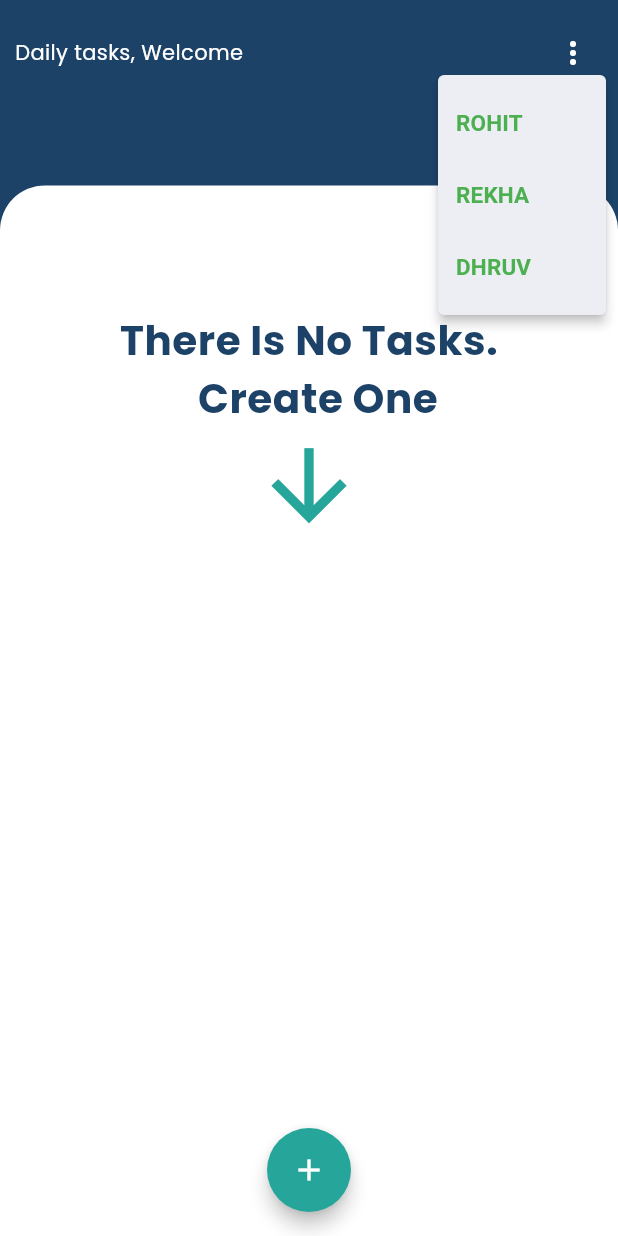
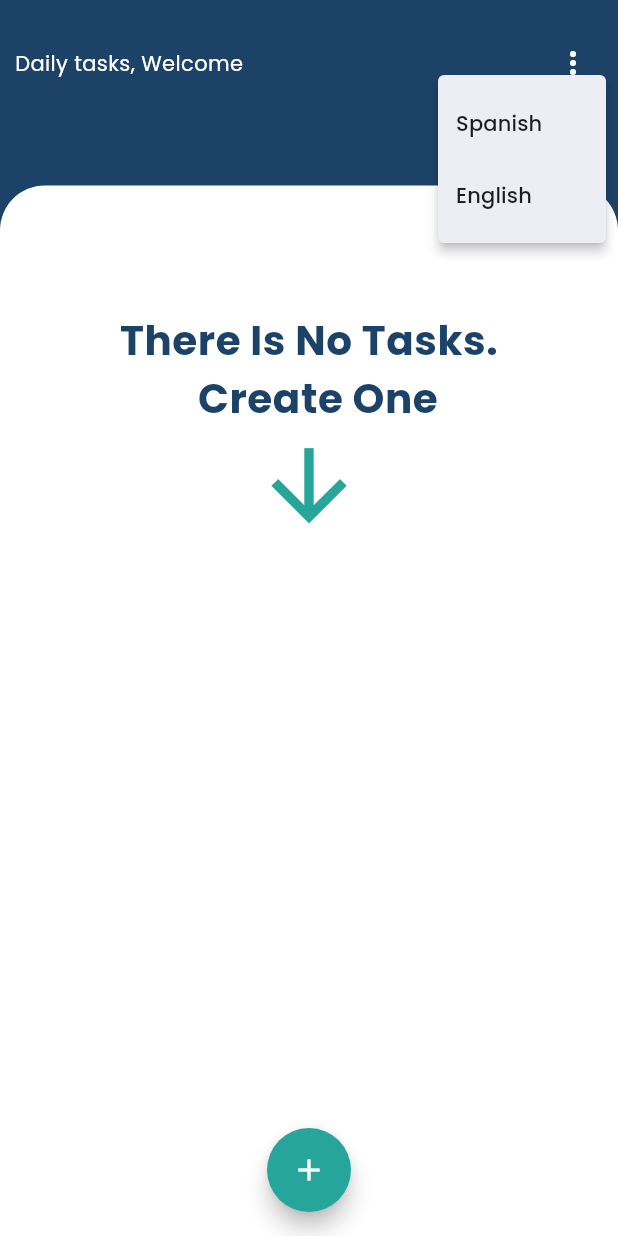
Before and after one commit to jhon2520/todo_app, a Flutter app: the screen it shows after launch, after a tap on the "more vert" icon, on a phone screen of 412 x 824 dp. Run offline on Flutter 3.47's test engine with Material 2 defaults, Android fonts, the phone set to English and light mode, and no system bars; our stand-ins replace bloc, flutter_bloc, go_router, google_fonts, sembast, shared_preferences; missing offline and left inert: flag, quick_actions.

Commit message:
task card modified and actions in custom appbar was implemented

```diff
--- a/lib/config/layout/app_layout.dart
+++ b/lib/config/layout/app_layout.dart
@@ -1,6 +1,6 @@
 class AppLayout{
 
-  static const double buttonFlagRadius = 35;
+  static const double buttonFlagRadius = 30;
   static const double spacingS = 10;
   static const double spacingM = 15;
   static const double spacingX = 25;
@@ -11,7 +11,7 @@ class AppLayout{
   static const double heightFormFields = 60;
   static const double heightLevelSelector = 20;
   static const double iconFormfieldSize = 25;
-  static const double customCountTasksRadius = 25;
+  static const double customCountTasksRadius = 16;
   static const double boxLevelIndicatorHeightWitdth = 15;
   static const Duration snackBarDuration = Duration(seconds: 1);
   static const Duration animationDuration = Duration(seconds: 2);
--- a/lib/presentation/screens/home_screen/home_screen.dart
+++ b/lib/presentation/screens/home_screen/home_screen.dart
@@ -39,24 +39,10 @@ class HomeScreenState extends State<HomeScreen> {
         mainAxisAlignment: MainAxisAlignment.center,
         children: [
 
-          // TODO:delete
-          // FloatingActionButton(
-          //   heroTag: "1",
-          //   onPressed:
-          // () {
-          //   context.read<TaskBloc>().add(DeleteAllTasks());
-
-          // },
-
-
-          // ),
-
-
           FloatingActionButton(
             heroTag: "2",
             backgroundColor: AppColors.secondColor,
-            elevation: 5,
-            shape: RoundedRectangleBorder(borderRadius: BorderRadius.circular(AppLayout.buttonFlagRadius)) ,
+            shape: RoundedRectangleBorder(borderRadius: BorderRadius.circular(AppLayout.mainBodyRaidus)) ,
             child: const Icon(Icons.add,color: AppColors.whiteColor,),
             onPressed:()=> _goToNewTaskScreen(context),),
         ],
@@ -71,7 +57,7 @@ class HomeScreenState extends State<HomeScreen> {
                 const CustomSpacer(
                   spacerEnum: SpacerEnum.spacingM,
                 ),
-                const CustomSelectionLanguage(),
+                Expanded(child: const CustomAppbarOptions()),
                 const Spacer(),
                 CustomBodyContainer(
                   child: Column(
--- a/lib/presentation/screens/home_screen/widgets/custom_selector_language.dart
+++ b/lib/presentation/screens/home_screen/widgets/custom_appbar_options.dart
@@ -9,8 +9,8 @@ import 'package:task_app/utils/enums/spacer_enum.dart';
 import 'package:task_app/utils/localizations/index.dart';
 import 'package:task_app/utils/shared_preferences/shared_preferences.dart';
 
-class CustomSelectionLanguage extends StatelessWidget {
-  const CustomSelectionLanguage({super.key});
+class CustomAppbarOptions extends StatelessWidget {
+  const CustomAppbarOptions({super.key});
 
   @override
   Widget build(BuildContext context) {
@@ -22,8 +22,11 @@ class CustomSelectionLanguage extends StatelessWidget {
 
         CustomFadeInAnimation(child: Text("${Languages.of(context).appName}, ${Languages.of(context).labelWelcome}", style: AppFonts.fontStyle.copyWith(color: AppColors.whiteColor,fontSize: FontSizeEnum.h3.size),)),
         const Spacer(),
-        const CustomCountTasks(),
+        Align(
+          alignment: Alignment.bottomCenter,
+          child: const CustomCountTasks()),
         const Spacer(),
+        // TODO: si no voy a usar estas banderas eliminar también el paquete del ymal
         // CustomFlagButton(
         //   countryCode: FlagsCode.CO,
         //   onTap: () => _changeLanguage(context,AppString.spanishLanguage),
@@ -50,44 +53,29 @@ class CustomSelectionLanguage extends StatelessWidget {
   void _showMenuPopUp(BuildContext context)async{
 
     final size = MediaQuery.of(context).size;
+    final TextStyle  font = AppFonts.fontStyle.copyWith(fontSize: FontSizeEnum.h3.size);
 
     await showMenu(
       context: context,
       position:  const RelativeRect.fromLTRB(200, 50, 0, 100),
-       items: [
+        items: [
         PopupMenuItem(
-          onTap: () {
-
-          },
+          onTap: () => _changeLanguage(context,AppString.spanishLanguage),
           value: 1,
-          child: const Text("ROHIT",
-            style: TextStyle(
-              fontSize: 15,
-              fontWeight: FontWeight.bold,
-              fontFamily: 'Roboto',
-              color: Colors.green),),
+          child: Text(Languages.of(context).labelLanguageSpanish,
+            style: font,),
         ),
-        const PopupMenuItem(
+        PopupMenuItem(
+          onTap: () => _changeLanguage(context,AppString.englishLanguage),
           value: 2,
-          child: Text("REKHA", style: TextStyle(
-              fontSize: 15,
-              fontWeight: FontWeight.bold,
-              fontFamily: 'Roboto',
-              color: Colors.green),),
-        ),
-        const PopupMenuItem(
-          value: 3,
-          child: Text("DHRUV", style: TextStyle(
-              fontSize: 15,
-              fontWeight: FontWeight.bold,
-              fontFamily: 'Roboto',
-              color: Colors.green),),
+          child: Text(Languages.of(context).labelLanguageEnglish,
+          style: font,),
         ),
       ],
 
     ).then((value) {
-      if(value != null )
-      print("value: $value");
+      if(value != null ){return;}
+
     });
   }
 }
--- a/lib/presentation/screens/home_screen/widgets/index.dart
+++ b/lib/presentation/screens/home_screen/widgets/index.dart
@@ -1,4 +1,4 @@
-export 'custom_selector_language.dart';
+export 'custom_appbar_options.dart';
 export 'custom_task_card.dart';
 export 'custom_list_cards.dart';
 export '../../new_task_screen.dart/widgets/custom_painted_curve.dart';
--- a/lib/presentation/screens/index.dart
+++ b/lib/presentation/screens/index.dart
@@ -1,2 +1,2 @@
 export 'home_screen/index.dart';
-export 'home_screen/widgets/custom_selector_language.dart';
+export 'home_screen/widgets/custom_appbar_options.dart';
--- a/lib/presentation/shared/widgets/custom_count_task.dart
+++ b/lib/presentation/shared/widgets/custom_count_task.dart
@@ -15,18 +15,31 @@ class CustomCountTasks extends StatelessWidget {
 
     if(state.tasks == null || state.tasks!.isEmpty){
       return const SizedBox.shrink();
-    }
-
-    return Container(
+    }else{
+      return Stack(
+        clipBehavior: Clip.none,
+        children: [
+          const Icon(Icons.warning,color: AppColors.whiteColor,),
+          Positioned(
+            left: -2,
+            top: -8,
+            child: Container(
               alignment: Alignment.center,
               height: AppLayout.customCountTasksRadius,
               width: AppLayout.customCountTasksRadius,
               decoration: _customDecoration(),
               child: Text( state.tasks!.length > 9 ? "9+" : state.tasks!.length.toString(),
               style: AppFonts.fontStyle.copyWith(
-        fontSize: FontSizeEnum.h4.size,
+                fontSize: FontSizeEnum.h5.size,
                 color: AppColors.whiteColor),),
+            ),
+          ),
+
+        ],
       );
+    }
+
+
   }
 
   BoxDecoration _customDecoration() => BoxDecoration(
--- a/lib/presentation/shared/widgets/custom_flag_button.dart
+++ b/lib/presentation/shared/widgets/custom_flag_button.dart
@@ -17,6 +17,7 @@ class CustomFlagButton extends StatelessWidget {
     return GestureDetector(
       onTap: onTap ,
       child: CircleAvatar(
+        radius: AppLayout.buttonFlagRadius /2,
         backgroundColor: AppColors.whiteColor,
         child: Flag.fromCode(
           countryCode,
--- a/lib/presentation/shared/widgets/custom_level_box_indicator.dart
+++ b/lib/presentation/shared/widgets/custom_level_box_indicator.dart
@@ -56,11 +56,8 @@ class _Child extends StatelessWidget {
   final Color? color;
 
   const _Child({
-    super.key,
     this.color = AppColors.whiteColor
   });
-
-
 
   @override
   Widget build(BuildContext context) {
@@ -73,7 +70,7 @@ class _Child extends StatelessWidget {
         boxShadow: [
           BoxShadow(
             color: color ?? AppColors.whiteColor,
-            offset: Offset(1, 1),
+            offset: const Offset(1, 1),
             spreadRadius: 1,
             blurRadius: 4
           )
--- a/lib/utils/enums/font_size_enum.dart
+++ b/lib/utils/enums/font_size_enum.dart
@@ -2,7 +2,8 @@ enum  FontSizeEnum{
   h1(22),
   h2(18),
   h3(14),
-  h4(10);
+  h4(10),
+  h5(8);
 
   final double size;
 
--- a/lib/utils/localizations/languages.dart
+++ b/lib/utils/localizations/languages.dart
@@ -38,5 +38,18 @@ abstract class Languages{
 
   String get labelTaskSaved;
 
+  String get labelLanguageSpanish;
+
+  String get labelLanguageEnglish;
+
+  String get labeltitleDeleteTask;
+
+  String get labelConfirmDeleteTask;
+
+  String get labelButtonOk;
+
+  String get labelButtonCancel;
+
+
 
 }
--- a/lib/utils/localizations/languages_en.dart
+++ b/lib/utils/localizations/languages_en.dart
@@ -52,6 +52,25 @@ class LanguageEn extends Languages{
   @override
   String get labelTaskSaved => "Task Saved";
 
+  @override
+  String get labelLanguageEnglish => "English";
+
+  @override
+  String get labelLanguageSpanish => "Spanish";
+
+  @override
+  String get labelButtonCancel => "Cancel";
+
+  @override
+  String get labelButtonOk => "Ok";
+
+  @override
+  String get labelConfirmDeleteTask => "Do you want to delete this task?";
+
+  @override
+  String get labeltitleDeleteTask => "Delete task";
+
+
 
 
 }
--- a/lib/utils/localizations/languages_es.dart
+++ b/lib/utils/localizations/languages_es.dart
@@ -50,6 +50,24 @@ class LanguageEs extends Languages{
   String get labelLevelMedium => "Medio";
 
   @override
-  String get labelTaskSaved => "Tarea Guardad";
+  String get labelTaskSaved => "Tarea Guardada";
+
+  @override
+  String get labelLanguageEnglish => "Inglés";
+
+  @override
+  String get labelLanguageSpanish => "Español";
+
+  @override
+  String get labelButtonCancel => "Cancelar";
+
+  @override
+  String get labelButtonOk => "Aceptar";
+
+  @override
+  String get labelConfirmDeleteTask => "¿Desea eliminar esta tarea?";
+
+  @override
+  String get labeltitleDeleteTask => "Eliminar tarea";
 
 }
```
Also changed, not shown: lib/presentation/screens/home_screen/widgets/custom_task_card.dart (+106 -55 lines), lib/presentation/shared/widgets/custom_primary_button.dart (+12 -3 lines), lib/config/theme/app_colors.dart (line endings or trailing spaces). Lines whose indentation alone changed are shown as unchanged.
